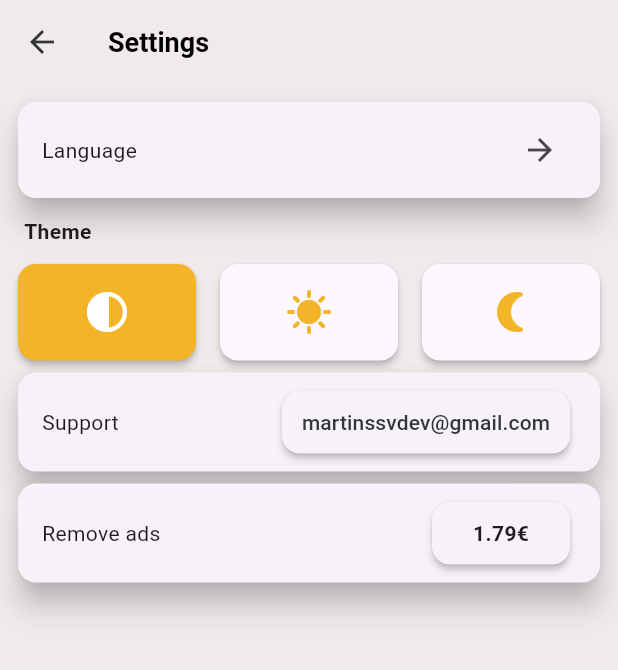
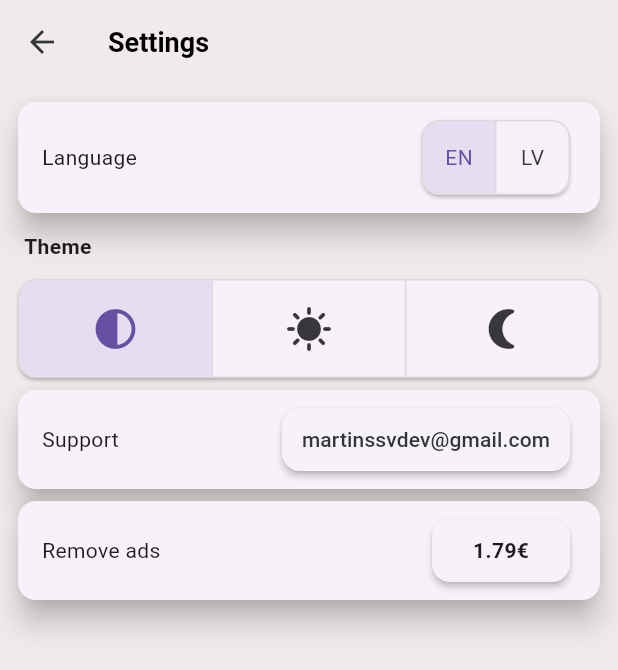
Before and after one commit to hepnn/Rigify, a Flutter app: the SettingsScreen screen opened directly, on a phone screen of 412 x 824 dp. Shown: the top 670 px of the screen. Run offline on Flutter 3.47's test engine with Material 3 defaults, Android fonts, the phone set to English and light mode, and no system bars; our stand-ins replace connectivity_plus, firebase_core, firebase_crashlytics, flutter_native_splash, flutter_riverpod, font_awesome_flutter and 9 more; accounts and stored records are empty; generated files the repository leaves out were written again; network calls fail; Roboto replaces fonts that are missing (Permanent Marker).

Commit message:
Refactor settings page

```diff
--- a/lib/app/setting_page/settings_page.dart
+++ b/lib/app/setting_page/settings_page.dart
@@ -1,7 +1,7 @@
 import 'package:flutter/material.dart';
 import 'package:flutter_gen/gen_l10n/app_localizations.dart';
 import 'package:flutter_riverpod/flutter_riverpod.dart';
-import 'package:rigify/app/setting_page/language/language_page.dart';
+import 'package:rigify/app/setting_page/widgets/language_picker.dart';
 import 'package:rigify/app/setting_page/widgets/theme_card.dart';
 import 'package:rigify/main.dart';
 import 'package:url_launcher/url_launcher.dart';
@@ -22,12 +22,13 @@ class _SettingsScreenState extends State<SettingsScreen> {
       appBar: AppBar(
         backgroundColor: Colors.transparent,
         elevation: 0,
-          title: Text(lang.settingsTitle)),
+        title: Text(lang.settingsTitle),
+      ),
       body: Padding(
         padding: const EdgeInsets.all(8.0),
         child: ListView(
           children: [
-            _buildLanguageSelect(),
+            const _LanguageSelectionRow(),
             Padding(
               padding: const EdgeInsets.all(8.0),
               child: Text(
@@ -35,50 +36,21 @@ class _SettingsScreenState extends State<SettingsScreen> {
                 style: const TextStyle(fontWeight: FontWeight.bold),
               ),
             ),
-            _buildThemeSelect(),
-            _buildContactDev(),
-            _buildRemoveAds(),
+            const ThemeCard(),
+            const _ContactDevRow(),
+            const _RemoveAdsRow(),
           ],
         ),
       ),
     );
   }
-
-  Widget _buildThemeSelect() {
-    return Consumer(
-      builder: (context, ref, child) {
-        return Column(
-          children: [
-            GridView.count(
-              physics: const NeverScrollableScrollPhysics(),
-              shrinkWrap: true,
-              crossAxisCount: 3,
-              crossAxisSpacing: 8,
-              mainAxisSpacing: 8,
-              childAspectRatio: 1.75 / 1,
-              padding: EdgeInsets.zero,
-              children: const <ThemeCard>[
-                ThemeCard(
-                  mode: ThemeMode.system,
-                  icon: Icons.contrast,
-                ),
-                ThemeCard(
-                  mode: ThemeMode.light,
-                  icon: Icons.sunny,
-                ),
-                ThemeCard(
-                  mode: ThemeMode.dark,
-                  icon: Icons.nightlight_round,
-                ),
-              ],
-            ),
-          ],
-        );
-      },
-    );
 }
 
-  Widget _buildLanguageSelect() {
+class _LanguageSelectionRow extends StatelessWidget {
+  const _LanguageSelectionRow();
+
+  @override
+  Widget build(BuildContext context) {
     final lang = AppLocalizations.of(context)!;
 
     return Card(
@@ -89,46 +61,20 @@ class _SettingsScreenState extends State<SettingsScreen> {
           children: [
             _SettingsLine(
               lang.settingsLang,
-                child: IconButton(
-                  icon: const Icon(Icons.arrow_forward),
-                  onPressed: () {
-                    Navigator.of(context, rootNavigator: true).push(
-                        PageRouteBuilder(
-                            transitionDuration: Duration.zero,
-                            pageBuilder: (context, animation1, animation2) =>
-                                const LanguagePicker()));
-                  },
-                ),
+              child: const LanguageSelector(),
             ),
           ],
         ),
-        ));
+      ),
+    );
   }
 }
 
-String? encodeQueryParameters(Map<String, String> params) {
-  return params.entries
-      .map((MapEntry<String, String> e) =>
-          '${Uri.encodeComponent(e.key)}=${Uri.encodeComponent(e.value)}')
-      .join('&');
-}
+class _ContactDevRow extends StatelessWidget {
+  const _ContactDevRow();
 
-void _composeMail() {
-// #docregion encode-query-parameters
-  final Uri emailLaunchUri = Uri(
-    scheme: 'mailto',
-    path: 'martinssvdev@gmail.com',
-    query: encodeQueryParameters(<String, String>{
-      'subject': '[Rigify] Feedback',
-    }),
-  );
-
-  launchUrl(emailLaunchUri);
-// #enddocregion encode-query-parameters
-}
-
-Widget _buildContactDev() {
-  return Consumer(builder: (context, ref, snapshot) {
+  @override
+  Widget build(BuildContext context) {
     final lang = AppLocalizations.of(context)!;
 
     return Card(
@@ -154,17 +100,42 @@ Widget _buildContactDev() {
                       },
                     ),
                   ),
-                    )),
+                ),
+              ),
             ),
           ],
         ),
-        ));
-  });
+      ),
+    );
   }
 
-Widget _buildRemoveAds() {
-  return Consumer(
-    builder: (context, ref, child) {
+  String? encodeQueryParameters(Map<String, String> params) {
+    return params.entries
+        .map((MapEntry<String, String> e) =>
+            '${Uri.encodeComponent(e.key)}=${Uri.encodeComponent(e.value)}')
+        .join('&');
+  }
+
+  void _composeMail() {
+// #docregion encode-query-parameters
+    final Uri emailLaunchUri = Uri(
+      scheme: 'mailto',
+      path: 'martinssvdev@gmail.com',
+      query: encodeQueryParameters(<String, String>{
+        'subject': '[Rigify] Feedback',
+      }),
+    );
+
+    launchUrl(emailLaunchUri);
+// #enddocregion encode-query-parameters
+  }
+}
+
+class _RemoveAdsRow extends ConsumerWidget {
+  const _RemoveAdsRow();
+
+  @override
+  Widget build(BuildContext context, WidgetRef ref) {
     final lang = AppLocalizations.of(context)!;
 
     if (inAppPurchaseControllerProvider == null) {
@@ -221,8 +192,7 @@ Widget _buildRemoveAds() {
         ),
       ),
     );
-    },
-  );
+  }
 }
 
 class _SettingsLine extends StatelessWidget {
--- /dev/null
+++ b/lib/app/setting_page/widgets/language_picker.dart
@@ -0,0 +1,39 @@
+import 'package:flutter/material.dart';
+import 'package:flutter_riverpod/flutter_riverpod.dart';
+import 'package:rigify/locale/locale_providers.dart';
+import 'package:rigify/locale/locale_state.dart';
+
+class LanguageSelector extends ConsumerWidget {
+  const LanguageSelector({super.key});
+
+  @override
+  Widget build(BuildContext context, WidgetRef ref) {
+    List<Locale> supportedLocales = ref.read(supportedLocalesProvider);
+    Locale currentLocale = ref.watch(localeProvider);
+
+    return Card(
+      child: ToggleButtons(
+        borderRadius: BorderRadius.circular(12),
+        onPressed: (int index) {
+          ref
+              .read(localeStateProvider.notifier)
+              .setLocale(supportedLocales[index]);
+        },
+        isSelected: [
+          currentLocale == supportedLocales[0],
+          currentLocale == supportedLocales[1],
+        ],
+        children: const [
+          Tooltip(
+            message: 'EN',
+            child: Text('EN'),
+          ),
+          Tooltip(
+            message: 'LV',
+            child: Text('LV'),
+          ),
+        ],
+      ),
+    );
+  }
+}
--- a/lib/app/setting_page/widgets/theme_card.dart
+++ b/lib/app/setting_page/widgets/theme_card.dart
@@ -3,37 +3,66 @@ import 'package:flutter_riverpod/flutter_riverpod.dart';
 import 'package:rigify/theme/theme_mode_state.dart';
 
 class ThemeCard extends ConsumerWidget {
-  const ThemeCard({
-    super.key,
-    required this.mode,
-    required this.icon,
-  });
-
-  final IconData icon;
-  final ThemeMode mode;
+  const ThemeCard({super.key});
 
   @override
   Widget build(BuildContext context, WidgetRef ref) {
     final ThemeModeState state = ref.watch(themeProvider);
 
     return Card(
-      elevation: 2,
-      shadowColor: Theme.of(context).colorScheme.shadow,
-      color: state.themeMode == mode
-          ? const Color(0xFFf4B427)
-          : Theme.of(context).colorScheme.surface,
-      shape: const RoundedRectangleBorder(
-          borderRadius: BorderRadius.all(Radius.circular(12))),
-      child: InkWell(
-        onTap: () => ref.watch(themeProvider.notifier).setThemeMode(mode),
-        borderRadius: const BorderRadius.all(Radius.circular(12)),
-        child: Icon(
-          icon,
-          size: 32,
-          color:
-              state.themeMode != mode ? const Color(0xFFf4B427) : Colors.white,
-        ),
-      ),
+      child: LayoutBuilder(builder: (context, constraints) {
+        // 3 is number of toggle children
+        final toggleWidth = (constraints.maxWidth - (3 + 1)) / 3;
+
+        return ToggleButtons(
+          constraints: BoxConstraints.expand(
+            width: toggleWidth,
+          ),
+          borderRadius: BorderRadius.circular(12),
+          onPressed: (int index) {
+            ref
+                .read(themeProvider.notifier)
+                .setThemeMode(ThemeMode.values[index]);
+          },
+          isSelected: [
+            state.themeMode == ThemeMode.system,
+            state.themeMode == ThemeMode.light,
+            state.themeMode == ThemeMode.dark,
+          ],
+          children: const [
+            Tooltip(
+              message: 'System',
+              child: Padding(
+                padding: EdgeInsets.all(16.0),
+                child: Icon(
+                  Icons.contrast,
+                  size: 32,
+                ),
+              ),
+            ),
+            Tooltip(
+              message: 'Light',
+              child: Padding(
+                padding: EdgeInsets.all(16.0),
+                child: Icon(
+                  Icons.sunny,
+                  size: 32,
+                ),
+              ),
+            ),
+            Tooltip(
+              message: 'Dark',
+              child: Padding(
+                padding: EdgeInsets.all(16.0),
+                child: Icon(
+                  Icons.nightlight_round,
+                  size: 32,
+                ),
+              ),
+            ),
+          ],
+        );
+      }),
     );
   }
 }
```
Also changed, not shown: lib/app/setting_page/language/language_page.dart (deleted, +0 -89 lines). Lines whose indentation alone changed are shown as unchanged.
